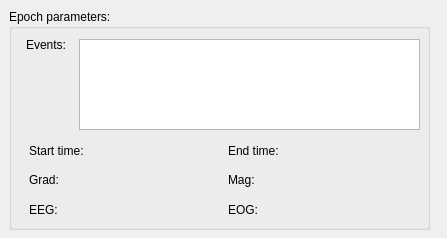
Old version of the form meggie/ui/qt4Designer_ui_files/epochParamsWidget.ui in the repository cibr-jyu/meggie.
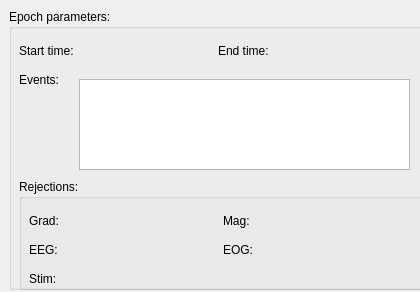
New version of the form.

Commit message: Reorganized mainWindow Raw-tab and changed its name to Info.

```diff
--- a/meggie/ui/qt4Designer_ui_files/epochParamsWidget.ui
+++ b/meggie/ui/qt4Designer_ui_files/epochParamsWidget.ui
@@ -6,8 +6,8 @@
    <rect>
     <x>0</x>
     <y>0</y>
-    <width>447</width>
-    <height>238</height>
+    <width>420</width>
+    <height>292</height>
    </rect>
   </property>
   <property name="windowTitle">
@@ -19,43 +19,17 @@
      <x>9</x>
      <y>9</y>
      <width>421</width>
-     <height>221</height>
+     <height>281</height>
     </rect>
    </property>
    <property name="title">
     <string>Epoch parameters:</string>
    </property>
-   <widget class="QWidget" name="horizontalLayoutWidget">
-    <property name="geometry">
-     <rect>
-      <x>20</x>
-      <y>160</y>
-      <width>391</width>
-      <height>21</height>
-     </rect>
-    </property>
-    <layout class="QHBoxLayout" name="horizontalLayout_2">
-     <item>
-      <widget class="QLabel" name="labelGradReject_3">
-       <property name="text">
-        <string>Grad:</string>
-       </property>
-      </widget>
-     </item>
-     <item>
-      <widget class="QLabel" name="labelMagReject_3">
-       <property name="text">
-        <string>Mag:</string>
-       </property>
-      </widget>
-     </item>
-    </layout>
-   </widget>
    <widget class="QLabel" name="labelEvents">
     <property name="geometry">
      <rect>
-      <x>17</x>
-      <y>25</y>
+      <x>10</x>
+      <y>60</y>
       <width>61</width>
       <height>21</height>
      </rect>
@@ -70,47 +44,95 @@
      <bool>true</bool>
     </property>
    </widget>
-   <widget class="QWidget" name="horizontalLayoutWidget_2">
-    <property name="geometry">
-     <rect>
-      <x>20</x>
-      <y>190</y>
-      <width>391</width>
-      <height>21</height>
-     </rect>
-    </property>
-    <layout class="QHBoxLayout" name="horizontalLayout_3">
-     <item>
-      <widget class="QLabel" name="labelEegReject_3">
-       <property name="text">
-        <string>EEG:</string>
-       </property>
-      </widget>
-     </item>
-     <item>
-      <widget class="QLabel" name="labelEogReject_3">
-       <property name="text">
-        <string>EOG:</string>
-       </property>
-      </widget>
-     </item>
-    </layout>
-   </widget>
    <widget class="QTextBrowser" name="textBrowserEvents">
     <property name="geometry">
      <rect>
       <x>70</x>
-      <y>30</y>
-      <width>341</width>
+      <y>70</y>
+      <width>331</width>
       <height>91</height>
      </rect>
     </property>
    </widget>
-   <widget class="QWidget" name="">
+   <widget class="QGroupBox" name="groupBoxRejections">
     <property name="geometry">
      <rect>
-      <x>20</x>
-      <y>130</y>
+      <x>10</x>
+      <y>170</y>
+      <width>411</width>
+      <height>111</height>
+     </rect>
+    </property>
+    <property name="title">
+     <string>Rejections:</string>
+    </property>
+    <widget class="QWidget" name="verticalLayoutWidget">
+     <property name="geometry">
+      <rect>
+       <x>10</x>
+       <y>30</y>
+       <width>381</width>
+       <height>81</height>
+      </rect>
+     </property>
+     <layout class="QVBoxLayout" name="verticalLayout">
+      <item>
+       <layout class="QHBoxLayout" name="horizontalLayout_2">
+        <item>
+         <widget class="QLabel" name="labelGradReject">
+          <property name="text">
+           <string>Grad:</string>
+          </property>
+         </widget>
+        </item>
+        <item>
+         <widget class="QLabel" name="labelMagReject">
+          <property name="text">
+           <string>Mag:</string>
+          </property>
+         </widget>
+        </item>
+       </layout>
+      </item>
+      <item>
+       <layout class="QHBoxLayout" name="horizontalLayout_3">
+        <item>
+         <widget class="QLabel" name="labelEegReject">
+          <property name="text">
+           <string>EEG:</string>
+          </property>
+         </widget>
+        </item>
+        <item>
+         <widget class="QLabel" name="labelEogReject">
+          <property name="text">
+           <string>EOG:</string>
+          </property>
+         </widget>
+        </item>
+       </layout>
+      </item>
+      <item>
+       <layout class="QHBoxLayout" name="horizontalLayout_5">
+        <item>
+         <widget class="QLabel" name="labelStimReject">
+          <property name="text">
+           <string>Stim:</string>
+          </property>
+         </widget>
+        </item>
+       </layout>
+      </item>
+     </layout>
+    </widget>
+    <zorder>verticalLayoutWidget</zorder>
+    <zorder>verticalLayoutWidget</zorder>
+   </widget>
+   <widget class="QWidget" name="layoutWidget">
+    <property name="geometry">
+     <rect>
+      <x>10</x>
+      <y>30</y>
       <width>391</width>
       <height>23</height>
      </rect>
```
Left out of the diff: 11 changed lines with no effect on the pictures. The commit also changes 6 other files.
